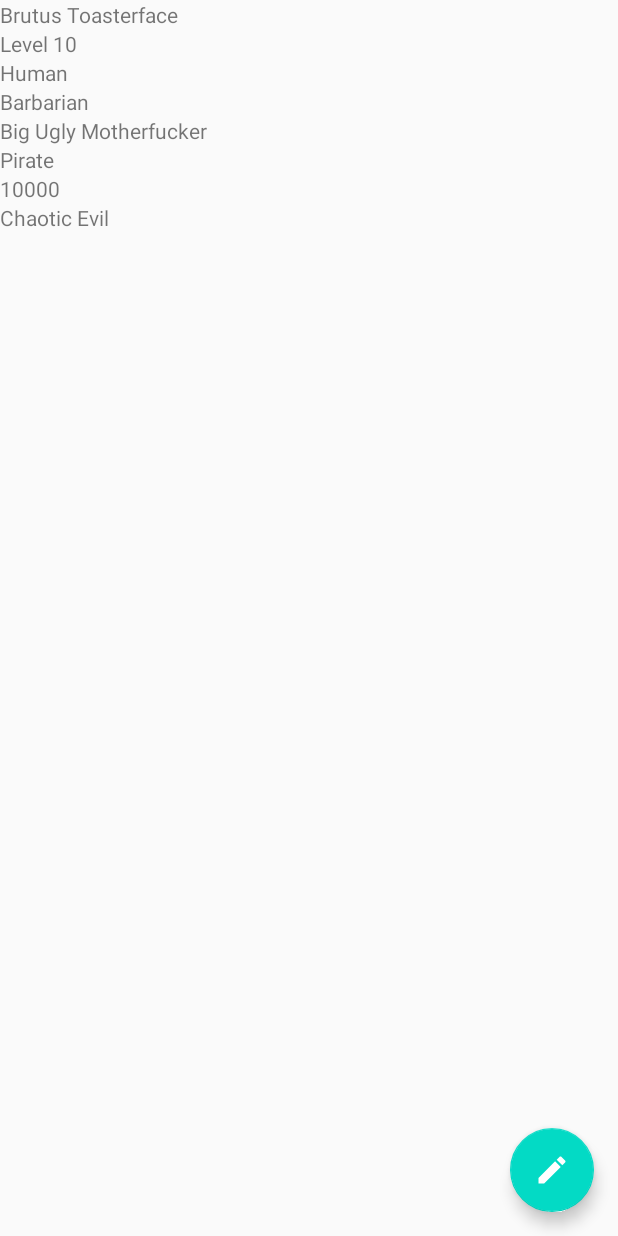
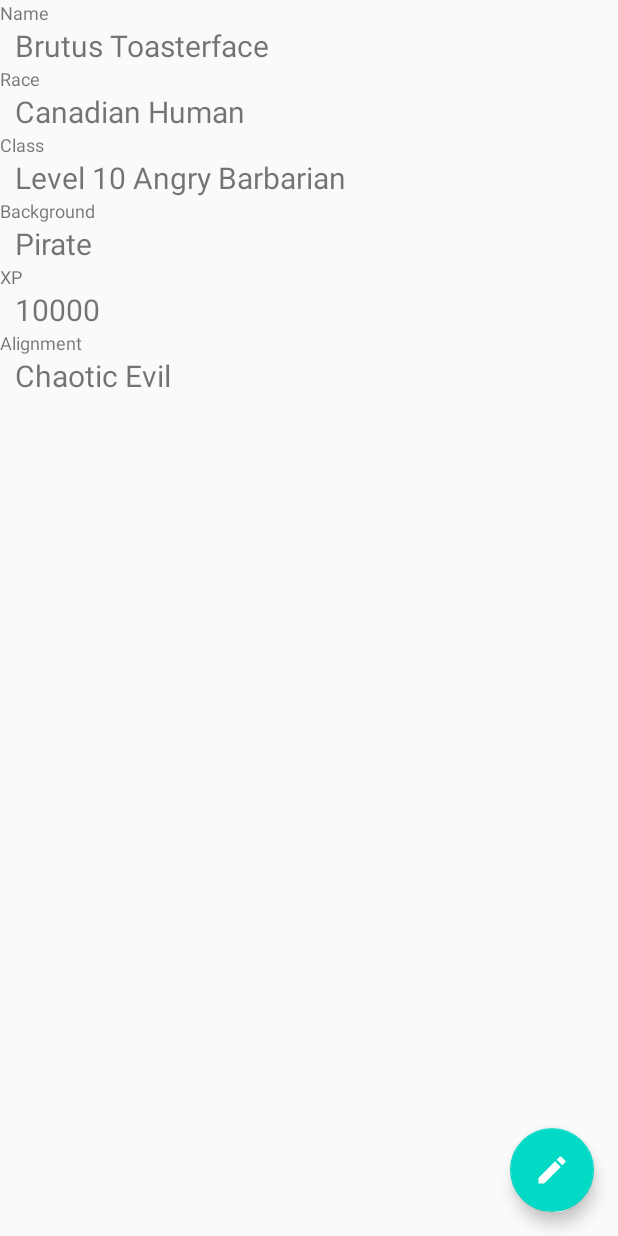
Before and after one commit to austinread/rolladex-android, an Android app: the layout fragment_basic_info.xml on its own in the app's theme, with its tools: preview values and no code run, on a phone screen of 412 x 824 dp. Run offline under Robolectric (Android 15) with nearby library versions, the phone set to English and light mode, and no system bars.

Commit message:
layout for basics

```diff
--- a/app/src/main/res/layout/fragment_basic_info.xml
+++ b/app/src/main/res/layout/fragment_basic_info.xml
@@ -1,7 +1,7 @@
 <?xml version="1.0" encoding="utf-8"?>
 <layout xmlns:android="http://schemas.android.com/apk/res/android"
-    xmlns:tools="http://schemas.android.com/tools"
-    xmlns:app="http://schemas.android.com/apk/res-auto">
+    xmlns:app="http://schemas.android.com/apk/res-auto"
+    xmlns:tools="http://schemas.android.com/tools">
 
     <data>
 
@@ -21,72 +21,124 @@
             tools:context=".activities.CharacterSheetActivity">
 
             <TextView
+                android:layout_width="match_parent"
+                android:layout_height="wrap_content"
+                android:text="@string/name"
+                android:textSize="12sp" />
+
+            <TextView
                 android:id="@+id/tv_character_name"
                 android:layout_width="match_parent"
                 android:layout_height="wrap_content"
+                android:layout_marginStart="10sp"
+                android:layout_marginLeft="10sp"
+                android:layout_marginEnd="0sp"
+                android:layout_marginRight="0sp"
                 android:text="@{cs.name}"
+                android:textSize="20sp"
                 tools:text="Brutus Toasterface" />
 
             <TextView
-                android:id="@+id/tv_character_level"
                 android:layout_width="match_parent"
                 android:layout_height="wrap_content"
-                android:text="@{String.valueOf(cs.level)}"
-                tools:text="Level 10" />
+                android:text="@string/race"
+                android:textSize="12sp" />
 
             <TextView
                 android:id="@+id/tv_character_race"
                 android:layout_width="match_parent"
                 android:layout_height="wrap_content"
+                android:layout_marginStart="10sp"
+                android:layout_marginLeft="10sp"
+                android:layout_marginEnd="0sp"
+                android:layout_marginRight="0sp"
                 android:text="@{cs.race}"
-                tools:text="Human" />
+                android:textSize="20sp"
+                tools:text="Canadian Human" />
+
+            <TextView
+                android:layout_width="match_parent"
+                android:layout_height="wrap_content"
+                android:text="@string/character_class"
+                android:textSize="12sp" />
 
             <TextView
                 android:id="@+id/tv_character_class"
                 android:layout_width="match_parent"
                 android:layout_height="wrap_content"
-                android:text="@{cs.characterClass}"
-                tools:text="Barbarian" />
+                android:layout_marginStart="10sp"
+                android:layout_marginLeft="10sp"
+                android:layout_marginEnd="0sp"
+                android:layout_marginRight="0sp"
+                android:text="@{`Level ` + String.valueOf(cs.level) + ` ` + cs.subClass + ` ` + cs.characterClass}"
+                android:textSize="20sp"
+                tools:text="Level 10 Angry Barbarian" />
 
             <TextView
-                android:id="@+id/tv_character_subclass"
                 android:layout_width="match_parent"
                 android:layout_height="wrap_content"
-                android:text="@{cs.subClass}"
-                tools:text="Big Ugly Motherfucker" />
+                android:text="@string/background"
+                android:textSize="12sp" />
 
             <TextView
                 android:id="@+id/tv_character_background"
                 android:layout_width="match_parent"
                 android:layout_height="wrap_content"
+                android:layout_marginStart="10sp"
+                android:layout_marginLeft="10sp"
+                android:layout_marginEnd="0sp"
+                android:layout_marginRight="0sp"
                 android:text="@{cs.background}"
+                android:textSize="20sp"
                 tools:text="Pirate" />
+
+            <TextView
+                android:layout_width="match_parent"
+                android:layout_height="wrap_content"
+                android:text="@string/xp"
+                android:textSize="12sp" />
 
             <TextView
                 android:id="@+id/tv_character_xp"
                 android:layout_width="match_parent"
                 android:layout_height="wrap_content"
+                android:layout_marginStart="10sp"
+                android:layout_marginLeft="10sp"
+                android:layout_marginEnd="0sp"
+                android:layout_marginRight="0sp"
                 android:text="@{String.valueOf(cs.xP)}"
+                android:textSize="20sp"
                 tools:text="10000" />
+
+            <TextView
+                android:layout_width="match_parent"
+                android:layout_height="wrap_content"
+                android:text="@string/alignment"
+                android:textSize="12sp" />
 
             <TextView
                 android:id="@+id/tv_character_alignment"
                 android:layout_width="match_parent"
                 android:layout_height="wrap_content"
+                android:layout_marginStart="10sp"
+                android:layout_marginLeft="10sp"
+                android:layout_marginEnd="0sp"
+                android:layout_marginRight="0sp"
                 android:text="@{cs.alignment}"
+                android:textSize="20sp"
                 tools:text="Chaotic Evil" />
 
         </LinearLayout>
 
         <com.google.android.material.floatingactionbutton.FloatingActionButton
             android:id="@+id/fab"
+            android:layout_width="wrap_content"
+            android:layout_height="wrap_content"
+            android:layout_margin="16dp"
+            android:src="@drawable/ic_edit_light"
             app:layout_constraintBottom_toBottomOf="parent"
             app:layout_constraintEnd_toEndOf="parent"
-            android:layout_margin="16dp"
-            android:layout_width="wrap_content"
-            android:layout_height="wrap_content"
-            android:src="@drawable/ic_edit_light"
-            app:rippleColor="@color/colorPrimary"/>
+            app:rippleColor="@color/colorPrimary" />
 
     </androidx.constraintlayout.widget.ConstraintLayout>
 </layout>
--- a/app/src/main/res/values/strings.xml
+++ b/app/src/main/res/values/strings.xml
@@ -5,6 +5,8 @@
     <string name="delete_character">Delete Character</string>
 
     <string name="character_name">Character Name</string>
+    <string name="name">Name</string>
+    <string name="alignment">Alignment</string>
     <string name="level">Level</string>
     <string name="level_display">Level %1$s</string>
     <string name="race">Race</string>
```
